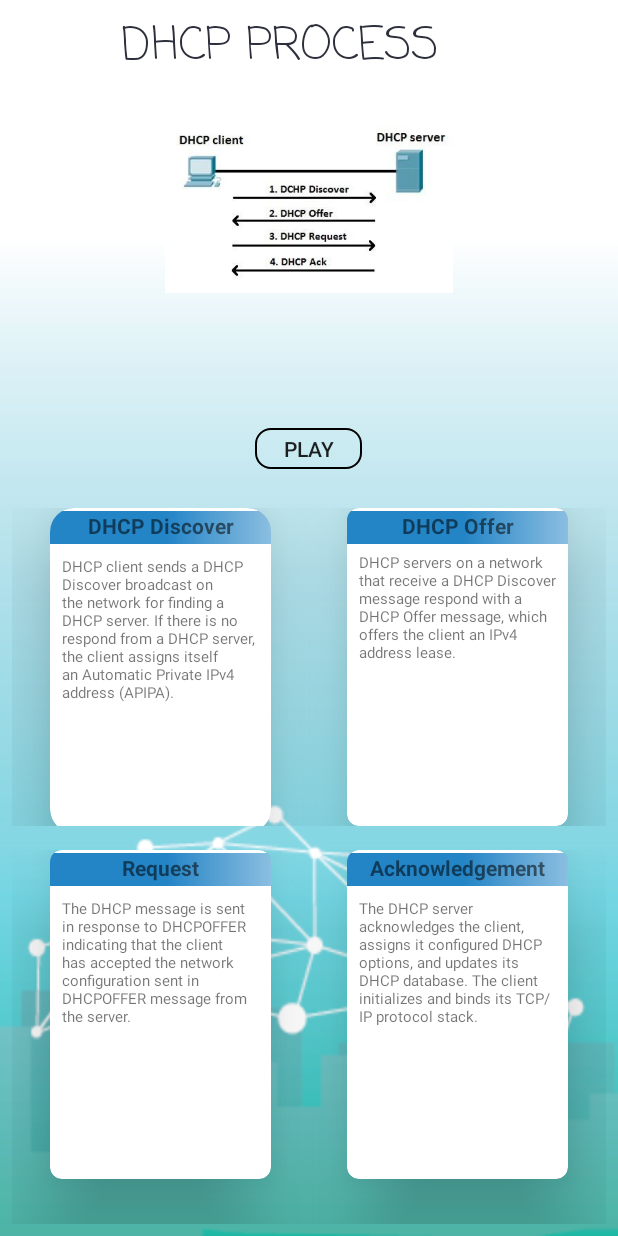
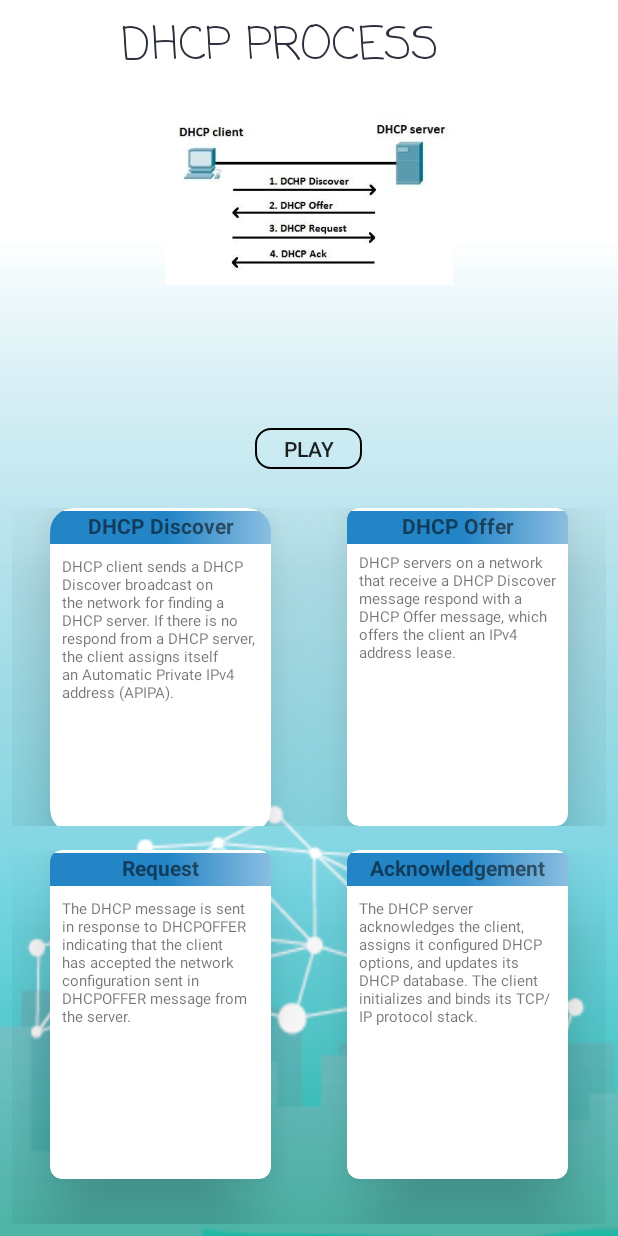
Before and after one commit to z5118780/SmartUp_v2, an Android app: the Notes screen opened directly, with no data from a screen before it, on a phone screen of 412 x 824 dp. Run offline under Robolectric (Android 15) with nearby library versions, the phone set to English and light mode, and no system bars.

Commit message:
DHCP PROCESS

```diff
--- a/app/src/main/res/layout/activity_notes.xml
+++ b/app/src/main/res/layout/activity_notes.xml
@@ -49,7 +49,7 @@
 
 
             <ImageView
-                android:layout_width="match_parent"
+                android:layout_width="wrap_content"
                 android:layout_height="120dp"
                 android:layout_alignParentStart="true"
                 android:layout_alignParentLeft="true"
@@ -57,7 +57,7 @@
                 android:layout_gravity="center_horizontal"
                 android:layout_marginStart="0dp"
                 android:layout_marginLeft="0dp"
-                android:layout_marginTop="5dp"
+                android:layout_marginTop="0dp"
                 android:layout_marginBottom="23dp"
                 android:src="@drawable/djhp" />
 
```
